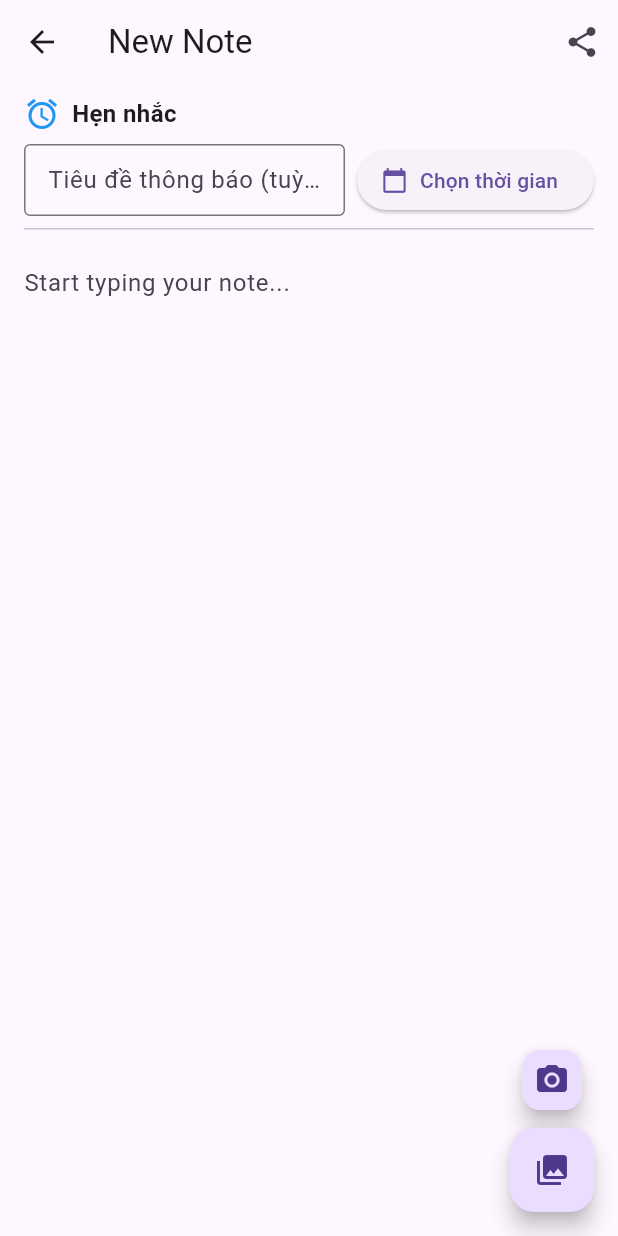
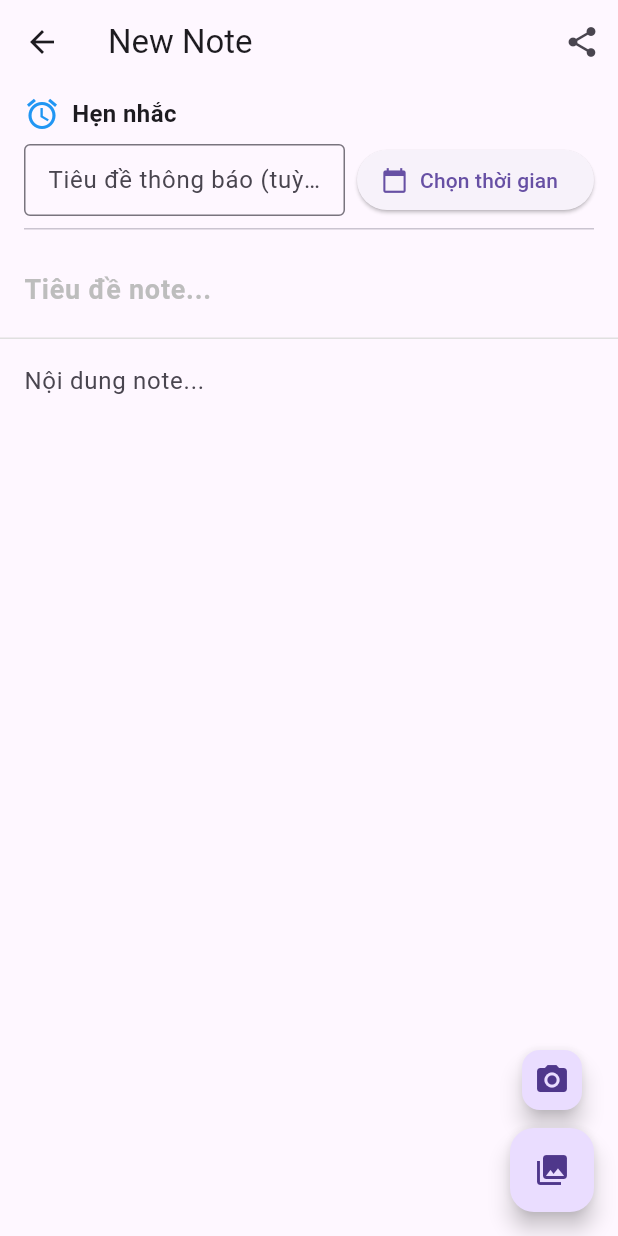
Before and after one commit to NguyenAnhkk/Flutter, a Flutter app: the NotesView screen opened directly, after a tap on the "add" icon, on a phone screen of 412 x 824 dp. Run offline on Flutter 3.47's test engine with Material 3 defaults, Android fonts, the phone set to English and light mode, and no system bars; our stand-ins replace bloc, cached_network_image, cloud_firestore, equatable, firebase_auth, firebase_core and 7 more; missing offline and left inert: mobile_scanner, test; accounts and stored records are empty.

Commit message:
create note time

```diff
--- a/lib/services/cloud/cloud_note.dart
+++ b/lib/services/cloud/cloud_note.dart
@@ -6,6 +6,7 @@ class CloudNote {
   final String documentId;
   final String ownerUserId;
   final String text;
+  final String title;
   final List<String>? imagePaths;
   final DateTime? reminderAt;
   final String? reminderTitle;
@@ -14,6 +15,7 @@ class CloudNote {
     required this.documentId,
     required this.ownerUserId,
     required this.text,
+    required this.title,
     this.imagePaths,
     this.reminderAt,
     this.reminderTitle,
@@ -23,6 +25,7 @@ class CloudNote {
     : documentId = snapshot.id,
       ownerUserId = snapshot.data()[ownerUserIdFieldName],
       text = snapshot.data()[textFieldName] as String,
+      title = (snapshot.data()[titleFieldName] ?? '') as String,
       imagePaths = (snapshot.data()[imagePathsFieldName] as List<dynamic>?)
           ?.map((e) => e.toString())
           .toList(),
--- a/lib/services/cloud/cloud_storage_constants.dart
+++ b/lib/services/cloud/cloud_storage_constants.dart
@@ -1,5 +1,6 @@
 const ownerUserIdFieldName = 'user_id';
 const textFieldName = 'text';
+const String titleFieldName = 'title';
 const imagePathsFieldName = 'image_paths';
 const String updatedAtFieldName = 'updated_at';
 const String createdAtFieldName = 'created_at';
--- a/lib/services/cloud/firebase_cloud_storage.dart
+++ b/lib/services/cloud/firebase_cloud_storage.dart
@@ -26,13 +26,17 @@ class FirebaseCloudStorage {
 
   Future<void> updateNote({
     required String documentId,
+    required String title,
     required String text,
     List<String>? imagePaths,
     DateTime? reminderAt,
     String? reminderTitle,
   }) async {
     try {
-      final Map<String, Object?> data = {textFieldName: text};
+      final Map<String, Object?> data = {
+        textFieldName: text,
+        titleFieldName: title,
+      };
       if (imagePaths != null) {
         data[imagePathsFieldName] = imagePaths;
       }
@@ -67,6 +71,7 @@ class FirebaseCloudStorage {
     final document = await notes.add({
       ownerUserIdFieldName: ownerUserId,
       textFieldName: '',
+      titleFieldName: '',
       imagePathsFieldName: <String>[],
       reminderAtFieldName: null,
       reminderTitleFieldName: null,
@@ -76,6 +81,7 @@ class FirebaseCloudStorage {
       documentId: fetchedNote.id,
       ownerUserId: ownerUserId,
       text: '',
+      title: '',
       imagePaths: const [],
       reminderAt: null,
       reminderTitle: null,
--- a/lib/views/notes/create_update_note_view.dart
+++ b/lib/views/notes/create_update_note_view.dart
@@ -21,7 +21,8 @@ class CreateUpdateNoteView extends StatefulWidget {
 class _CreateUpdateNoteViewState extends State<CreateUpdateNoteView> {
   CloudNote? _note;
   late final FirebaseCloudStorage _noteServices;
-  late final TextEditingController _textController;
+  late final TextEditingController _titleController; // Thêm controller cho tiêu đề
+  late final TextEditingController _contentController; // Đổi tên từ _textController
   final ImagePicker _imagePicker = ImagePicker();
   List<String> _imagePaths = [];
   List<File> _localImages = [];
@@ -32,19 +33,22 @@ class _CreateUpdateNoteViewState extends State<CreateUpdateNoteView> {
   @override
   void initState() {
     _noteServices = FirebaseCloudStorage();
-    _textController = TextEditingController();
+    _titleController = TextEditingController(); // Khởi tạo controller tiêu đề
+    _contentController = TextEditingController(); // Khởi tạo controller nội dung
     super.initState();
   }
 
-  void _textControlerListener() async {
+  void _textControllerListener() async {
     final note = _note;
     if (note == null) {
       return;
     }
-    final text = _textController.text;
+    final title = _titleController.text;
+    final content = _contentController.text;
     await _noteServices.updateNote(
       documentId: note.documentId,
-      text: text,
+      title: title, // Thêm tiêu đề
+      text: content, // Sử dụng nội dung
       imagePaths: _imagePaths,
       reminderAt: _reminderAt,
       reminderTitle: _reminderTitleController.text.trim().isEmpty
@@ -53,16 +57,19 @@ class _CreateUpdateNoteViewState extends State<CreateUpdateNoteView> {
     );
   }
 
-  void _setupTextControlerListener() {
-    _textController.removeListener(_textControlerListener);
-    _textController.addListener(_textControlerListener);
+  void _setupTextControllerListener() {
+    _titleController.removeListener(_textControllerListener);
+    _titleController.addListener(_textControllerListener);
+    _contentController.removeListener(_textControllerListener);
+    _contentController.addListener(_textControllerListener);
   }
 
   Future<CloudNote> createOrGetExistingNote(BuildContext context) async {
     final widgetNote = context.getArgument<CloudNote>();
     if (widgetNote != null) {
       _note = widgetNote;
-      _textController.text = widgetNote.text;
+      _titleController.text = widgetNote.title ?? ''; // Lấy tiêu đề từ note
+      _contentController.text = widgetNote.text; // Lấy nội dung từ note
       _imagePaths = widgetNote.imagePaths ?? [];
       _reminderAt = widgetNote.reminderAt;
       _reminderTitleController.text = widgetNote.reminderTitle ?? '';
@@ -81,18 +88,20 @@ class _CreateUpdateNoteViewState extends State<CreateUpdateNoteView> {
 
   void _deleteNoteIfTextIsEmpty() {
     final note = _note;
-    if (_textController.text.isEmpty && note != null && _imagePaths.isEmpty) {
+    if (_titleController.text.isEmpty && _contentController.text.isEmpty && note != null && _imagePaths.isEmpty) {
       _noteServices.deleteNote(documentId: note.documentId);
     }
   }
 
   void _saveNoteIfTextNotEmpty() async {
     final note = _note;
-    final text = _textController.text;
-    if (note != null && (text.isNotEmpty || _imagePaths.isNotEmpty)) {
+    final title = _titleController.text;
+    final content = _contentController.text;
+    if (note != null && (title.isNotEmpty || content.isNotEmpty || _imagePaths.isNotEmpty)) {
       await _noteServices.updateNote(
         documentId: note.documentId,
-        text: text,
+        title: title,
+        text: content,
         imagePaths: _imagePaths,
         reminderAt: _reminderAt,
         reminderTitle: _reminderTitleController.text.trim().isEmpty
@@ -153,8 +162,6 @@ class _CreateUpdateNoteViewState extends State<CreateUpdateNoteView> {
       ),
     );
   }
-
-
 
   void _showImageGallery(BuildContext context, int initialIndex) {
     final List<ImageProvider> imageProviders = [
@@ -267,7 +274,8 @@ class _CreateUpdateNoteViewState extends State<CreateUpdateNoteView> {
           // Auto-save note with new image
           await _noteServices.updateNote(
             documentId: _note!.documentId,
-            text: _textController.text,
+            title: _titleController.text,
+            text: _contentController.text,
             imagePaths: _imagePaths,
           );
           print('Note updated with image path: $imagePath');
@@ -324,7 +332,8 @@ class _CreateUpdateNoteViewState extends State<CreateUpdateNoteView> {
       // Update note without the removed image
       await _noteServices.updateNote(
         documentId: _note!.documentId,
-         text: _textController.text,
+        title: _titleController.text,
+        text: _contentController.text,
         imagePaths: _imagePaths,
       );
 
@@ -338,7 +347,8 @@ class _CreateUpdateNoteViewState extends State<CreateUpdateNoteView> {
   void dispose() {
     _deleteNoteIfTextIsEmpty();
     _saveNoteIfTextNotEmpty();
-    _textController.dispose();
+    _titleController.dispose();
+    _contentController.dispose();
     _reminderTitleController.dispose();
     super.dispose();
   }
@@ -351,12 +361,14 @@ class _CreateUpdateNoteViewState extends State<CreateUpdateNoteView> {
         actions: [
           IconButton(
             onPressed: () async {
-              final text = _textController.text;
-              if (_note == null || (text.isEmpty && _imagePaths.isEmpty)) {
+              final title = _titleController.text;
+              final content = _contentController.text;
+              if (_note == null || (title.isEmpty && content.isEmpty && _imagePaths.isEmpty)) {
                 await showCannotShareEmptyNoteDialog(context);
               } else {
                 // Share text and images
-                String shareText = text;
+                String shareText = title.isNotEmpty ? '**$title**\n\n' : '';
+                shareText += content;
                 if (_imagePaths.isNotEmpty) {
                   shareText += '\n\nImages: ${_imagePaths.join('\n')}';
                 }
@@ -373,7 +385,7 @@ class _CreateUpdateNoteViewState extends State<CreateUpdateNoteView> {
         builder: (context, snapshot) {
           switch (snapshot.connectionState) {
             case ConnectionState.done:
-              _setupTextControlerListener();
+              _setupTextControllerListener();
               if (snapshot.hasError) {
                 return Center(child: Text('Error: ${snapshot.error}'));
               }
@@ -381,7 +393,7 @@ class _CreateUpdateNoteViewState extends State<CreateUpdateNoteView> {
                 return const Center(child: Text('Unable to create note.'));
               }
               _note = snapshot.data!;
-              _setupTextControlerListener();
+              _setupTextControllerListener();
 
               return Column(
                 children: [
@@ -409,7 +421,7 @@ class _CreateUpdateNoteViewState extends State<CreateUpdateNoteView> {
                                   setState(() {
                                     _reminderAt = null;
                                   });
-                                  _textControlerListener();
+                                  _textControllerListener();
                                 },
                                 child: const Text('Xoá hẹn'),
                               ),
@@ -426,7 +438,7 @@ class _CreateUpdateNoteViewState extends State<CreateUpdateNoteView> {
                                   border: OutlineInputBorder(),
                                   isDense: true,
                                 ),
-                                onChanged: (_) => _textControlerListener(),
+                                onChanged: (_) => _textControllerListener(),
                               ),
                             ),
                             const SizedBox(width: 8),
@@ -455,7 +467,7 @@ class _CreateUpdateNoteViewState extends State<CreateUpdateNoteView> {
                                 setState(() {
                                   _reminderAt = combined;
                                 });
-                                _textControlerListener();
+                                _textControllerListener();
                               },
                               icon: const Icon(Icons.calendar_today),
                               label: Text(
@@ -638,14 +650,42 @@ class _CreateUpdateNoteViewState extends State<CreateUpdateNoteView> {
                       ),
                     ),
 
-                  // Text field
+                  // Title field (in đậm)
+                  Padding(
+                    padding: const EdgeInsets.symmetric(horizontal: 16, vertical: 8),
+                    child: TextField(
+                      controller: _titleController,
+                      style: TextStyle(
+                        fontWeight: FontWeight.bold,
+                        fontSize: 18,
+                      ),
+                      decoration: InputDecoration(
+                        hintText: 'Tiêu đề note...',
+                        border: InputBorder.none,
+                        hintStyle: TextStyle(
+                          fontWeight: FontWeight.bold,
+                          fontSize: 18,
+                          color: Colors.grey[400],
+                        ),
+                      ),
+                    ),
+                  ),
+
+                  // Divider giữa tiêu đề và nội dung
+                  Divider(height: 1, thickness: 1, color: Colors.grey[300]),
+
+                  // Content field (bình thường)
                   Expanded(
                     child: TextField(
-                      controller: _textController,
+                      controller: _contentController,
                       keyboardType: TextInputType.multiline,
                       maxLines: null,
-                      decoration: const InputDecoration(
-                        hintText: 'Start typing your note...',
+                      style: TextStyle(
+                        fontSize: 16,
+                        fontWeight: FontWeight.normal,
+                      ),
+                      decoration: InputDecoration(
+                        hintText: 'Nội dung note...',
                         border: InputBorder.none,
                         contentPadding: EdgeInsets.all(16),
                       ),
--- a/lib/views/notes/notes_list_view.dart
+++ b/lib/views/notes/notes_list_view.dart
@@ -28,7 +28,17 @@ class NotesListView extends StatelessWidget {
           onTap: () {
             onTap(note);
           },
-          title: Text(note.text, maxLines: 1, overflow: TextOverflow.ellipsis),
+          title: Text(
+            note.title,
+            maxLines: 1,
+            overflow: TextOverflow.ellipsis,
+            style: const TextStyle(fontWeight: FontWeight.bold),
+          ),
+          subtitle: Text(
+            note.text,
+            maxLines: 2,
+            overflow: TextOverflow.ellipsis,
+          ),
           trailing: IconButton(
             onPressed: () async {
               final shouldDelete = await showDeleteDialog(context);
```
Also changed, not shown: 1 other file. Lines whose indentation alone changed are shown as unchanged.
